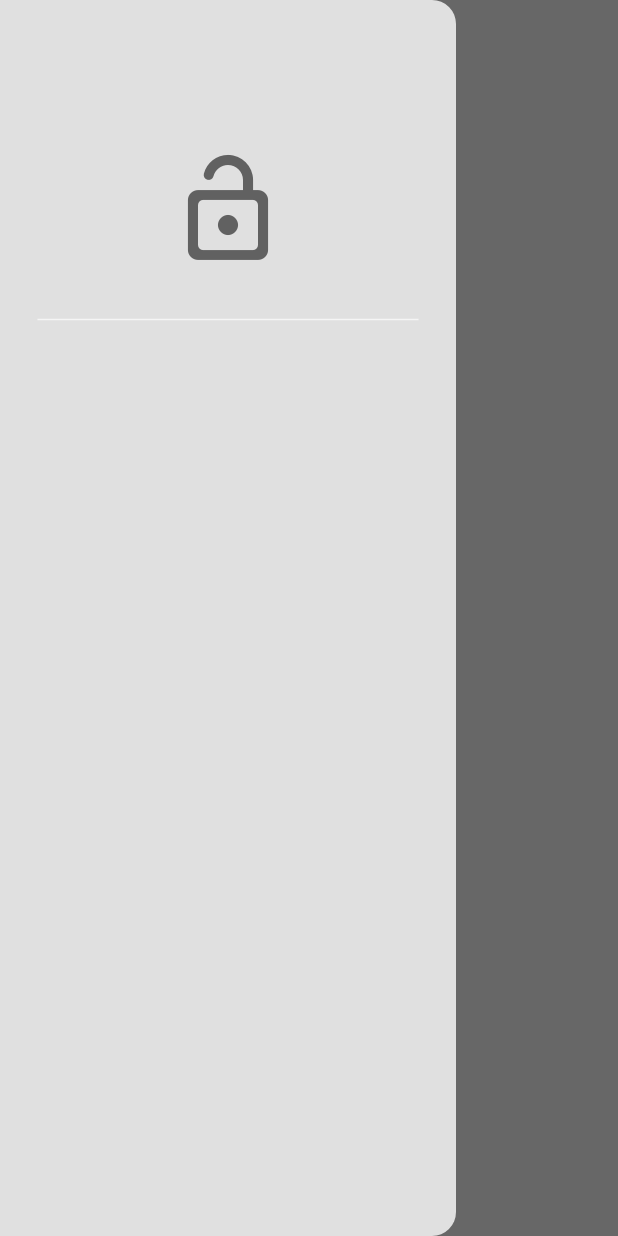
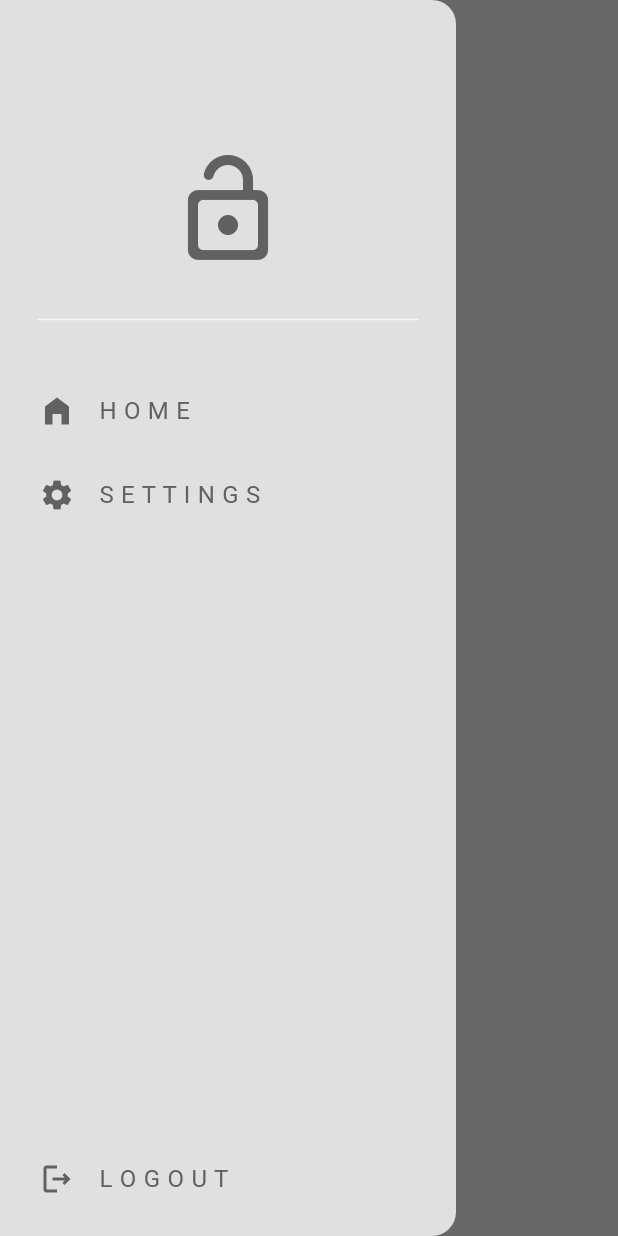
Before and after one commit to YacineKat/Food-App, a Flutter app: the HomePage screen opened directly, with the side drawer open, on a phone screen of 412 x 824 dp. Run offline on Flutter 3.47's test engine with Material 3 defaults, Android fonts, the phone set to English and light mode, and no system bars.

Commit message:
i add drawer tile and settings part and active the dark & light mode

```diff
--- a/lib/components/my_drawer.dart
+++ b/lib/components/my_drawer.dart
@@ -1,4 +1,7 @@
 import 'package:flutter/material.dart';
+import 'package:fs_food_app/components/my_drawer_tile.dart';
+
+import '../pages/settings_page.dart';
 
 class MyDrawer extends StatelessWidget {
   const MyDrawer({super.key});
@@ -23,9 +26,30 @@ class MyDrawer extends StatelessWidget {
             child: Divider(
               color: Theme.of(context).colorScheme.secondary,
             ),
-          )
+          ),
           // home list tile
-
+          MyDrawerTile(
+            text: 'H O M E',
+            icon: Icons.home_filled,
+            onTap: () => Navigator.pop(context),
+          ),
+          MyDrawerTile(
+            text: 'S E T T I N G S',
+            icon: Icons.settings,
+            onTap: () {
+              Navigator.pop(context);
+              Navigator.push(
+                context,
+                MaterialPageRoute(
+                  builder: (context) => const SettingsPage(),
+                ),
+              );
+            },
+          ),
+          const Spacer(),
+          MyDrawerTile(
+              text: 'L O G O U T', icon: Icons.logout_outlined, onTap: () {}),
+          const SizedBox(height: 10),
           // settings list tile
 
           // logout list title
--- /dev/null
+++ b/lib/components/my_drawer_tile.dart
@@ -0,0 +1,33 @@
+import 'package:flutter/material.dart';
+
+class MyDrawerTile extends StatelessWidget {
+  final String text;
+  final IconData? icon;
+  final void Function()? onTap;
+  const MyDrawerTile({
+    super.key,
+    required this.text,
+    required this.icon,
+    required this.onTap,
+  });
+
+  @override
+  Widget build(BuildContext context) {
+    return Padding(
+      padding: const EdgeInsets.only(left: 10.0),
+      child: ListTile(
+        title: Text(
+          text,
+          style: TextStyle(
+            color: Theme.of(context).colorScheme.inversePrimary,
+          ),
+        ),
+        leading: Icon(
+          icon,
+          color: Theme.of(context).colorScheme.inversePrimary,
+        ),
+        onTap: onTap,
+      ),
+    );
+  }
+}
--- a/lib/pages/home_page.dart
+++ b/lib/pages/home_page.dart
@@ -12,7 +12,11 @@ class _HomePageState extends State<HomePage> {
   @override
   Widget build(BuildContext context) {
     return Scaffold(
-      appBar: AppBar(title: const Text('Home')),
+      appBar: AppBar(
+        foregroundColor: Theme.of(context).colorScheme.scrim,
+        title: const Text('Home'),
+        centerTitle: true,
+      ),
       drawer: const MyDrawer(),
     );
   }
--- a/lib/pages/register_page.dart
+++ b/lib/pages/register_page.dart
@@ -22,6 +22,7 @@ class _RegisterPageState extends State<RegisterPage> {
     return Scaffold(
       backgroundColor: Theme.of(context).colorScheme.surface,
       body: Center(
+        child: SingleChildScrollView(
           child: Column(
             mainAxisAlignment: MainAxisAlignment.center,
             children: [
@@ -98,6 +99,7 @@ class _RegisterPageState extends State<RegisterPage> {
             ],
           ),
         ),
+      ),
     );
   }
 }
--- a/lib/theme/dark_mode.dart
+++ b/lib/theme/dark_mode.dart
@@ -6,5 +6,6 @@ ThemeData darkMode = ThemeData(
   primary: const Color.fromARGB(255, 122, 122, 122),
   secondary: const Color.fromARGB(255, 30, 30, 30),
   tertiary: const Color.fromARGB(255, 47, 47, 47),
+  scrim: Colors.white,
   inversePrimary: Colors.grey.shade300,
 ));
--- a/lib/theme/light_mode.dart
+++ b/lib/theme/light_mode.dart
@@ -1,9 +1,11 @@
 import 'package:flutter/material.dart';
 
-ThemeData lightMode = ThemeData(colorScheme: ColorScheme.light(
+ThemeData lightMode = ThemeData(
+    colorScheme: ColorScheme.light(
   surface: Colors.grey.shade300,
   primary: Colors.grey.shade500,
   secondary: Colors.grey.shade100,
   tertiary: Colors.white,
+  scrim: Colors.black,
   inversePrimary: Colors.grey.shade700,
 ));
```
Also changed, not shown: lib/pages/settings_page.dart (added, +53 -0 lines). Lines whose indentation alone changed are shown as unchanged.
